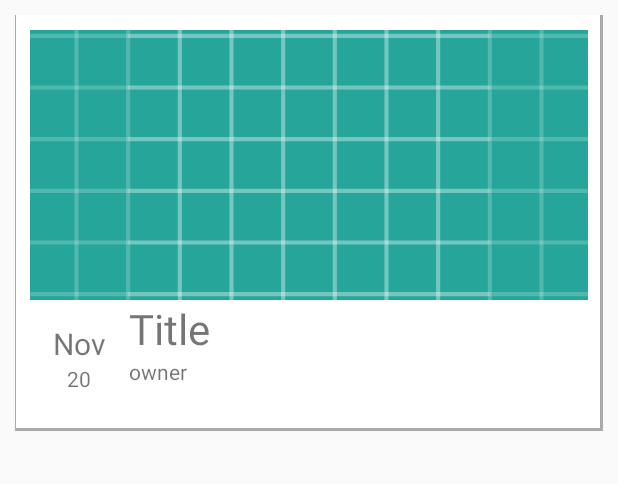
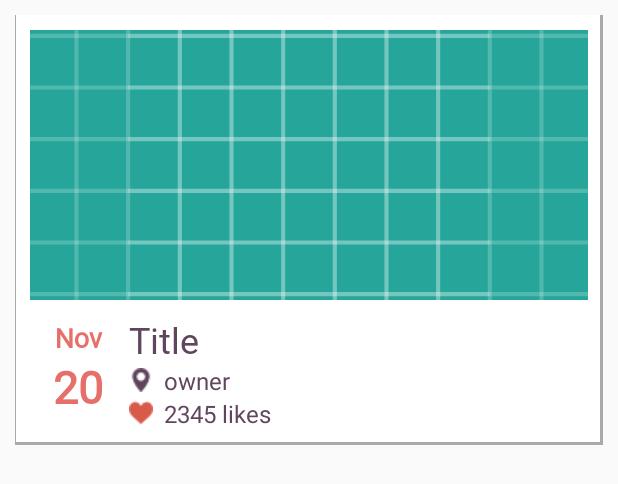
Before and after one commit to toannguyen132/douglas_mobile_android, an Android app: the layout layout_list_event.xml on its own in the app's theme, with its tools: preview values and no code run, on a phone screen of 412 x 824 dp. Shown: the top 484 px of the screen. Run offline under Robolectric (Android 15) with nearby library versions, the phone set to English and light mode, and no system bars.

Commit message:
Home redesign

```diff
--- a/app/src/main/java/com/project/groupproject/MainActivity.java
+++ b/app/src/main/java/com/project/groupproject/MainActivity.java
@@ -126,8 +126,8 @@ public class MainActivity extends AppCompatActivity implements UserInfoFragment.
             final View iconView = menuView.getChildAt(i).findViewById(android.support.design.R.id.icon);
             final ViewGroup.LayoutParams layoutParams = iconView.getLayoutParams();
             final DisplayMetrics displayMetrics = getResources().getDisplayMetrics();
-            layoutParams.height = (int) TypedValue.applyDimension(TypedValue.COMPLEX_UNIT_DIP, 27, displayMetrics);
-            layoutParams.width = (int) TypedValue.applyDimension(TypedValue.COMPLEX_UNIT_DIP, 27, displayMetrics);
+            layoutParams.height = (int) TypedValue.applyDimension(TypedValue.COMPLEX_UNIT_DIP, 26, displayMetrics);
+            layoutParams.width = (int) TypedValue.applyDimension(TypedValue.COMPLEX_UNIT_DIP, 26, displayMetrics);
             iconView.setLayoutParams(layoutParams);
         }
 
--- a/app/src/main/res/layout/layout_list_event.xml
+++ b/app/src/main/res/layout/layout_list_event.xml
@@ -34,22 +34,32 @@
                 android:layout_height="match_parent"
                 android:gravity="center"
                 android:orientation="vertical"
-                    android:padding="15dp">
+                android:paddingBottom="5dp"
+                android:paddingLeft="15dp"
+                android:paddingRight="17dp"
+                android:paddingTop="10dp">
 
                 <TextView
                     android:id="@+id/mainMonth"
                     android:layout_width="match_parent"
                     android:layout_height="wrap_content"
+                    android:fontFamily="@font/roboto_regular"
                     android:text="Nov"
                     android:textAlignment="center"
-                        android:textSize="20sp" />
+                    android:textColor="@color/colorAccent"
+                    android:textSize="18sp"
+                    android:textStyle="bold" />
 
                 <TextView
                     android:id="@+id/mainDate"
                     android:layout_width="match_parent"
                     android:layout_height="wrap_content"
+                    android:fontFamily="@font/playball_regular"
                     android:text="20"
-                        android:textAlignment="center" />
+                    android:textAlignment="center"
+                    android:textColor="@color/colorAccent"
+                    android:textSize="30sp"
+                    android:textStyle="bold" />
             </LinearLayout>
 
                 <LinearLayout
@@ -61,14 +71,32 @@
                         android:id="@+id/mainTitle"
                         android:layout_width="match_parent"
                         android:layout_height="wrap_content"
+                        android:fontFamily="@font/roboto_medium"
+                        android:paddingTop="10dp"
                         android:text="Title"
-                        android:textSize="28sp" />
+                        android:textColor="@color/colorText"
+                        android:textSize="24sp"
+                        android:textStyle="normal" />
 
                     <TextView
                         android:id="@+id/mainDesc"
                         android:layout_width="match_parent"
                         android:layout_height="wrap_content"
-                        android:text="owner" />
+                        android:drawableLeft="@drawable/maps-and-flags"
+                        android:drawablePadding="7dp"
+                        android:text="owner"
+                        android:textColor="@color/colorText"
+                        android:textSize="16sp" />
+
+                    <TextView
+                        android:id="@+id/mainLike"
+                        android:layout_width="match_parent"
+                        android:layout_height="wrap_content"
+                        android:drawableLeft="@drawable/heart2"
+                        android:drawablePadding="7dp"
+                        android:text="2345 likes"
+                        android:textColor="@color/colorText"
+                        android:textSize="16sp" />
 
 
                 </LinearLayout>
--- a/app/src/main/res/values/colors.xml
+++ b/app/src/main/res/values/colors.xml
@@ -11,4 +11,6 @@
     <color name="background">#323c46</color>
     <color name="white">#ffffff</color>
     <color name="gray_500">#c7c7c7</color>
+    <color name="colorText">#60455e</color>
+    <color name="colorTextBold">#2f3141</color>
 </resources>
```
Also changed, not shown: app/src/main/res/drawable-v24/placeholder.png (added), app/src/main/res/drawable/heart.png (added), app/src/main/res/drawable/heart2.png (added), app/src/main/res/drawable/like.png (added), app/src/main/res/drawable/maps-and-flags.png (added). Lines whose indentation alone changed are shown as unchanged.
